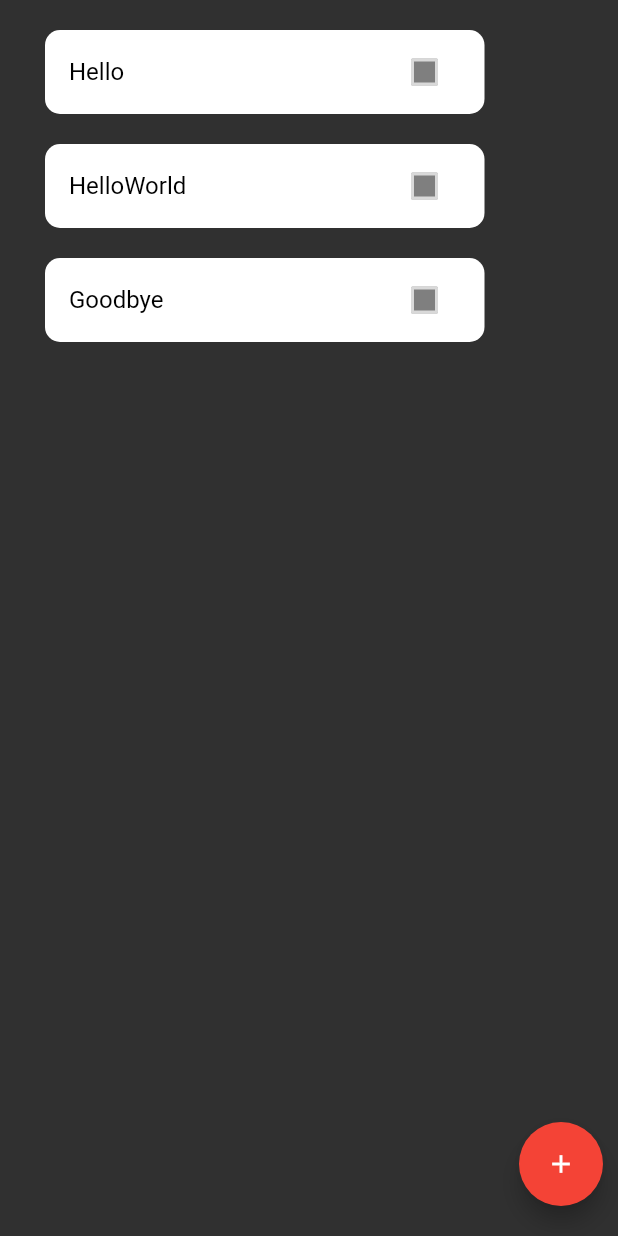
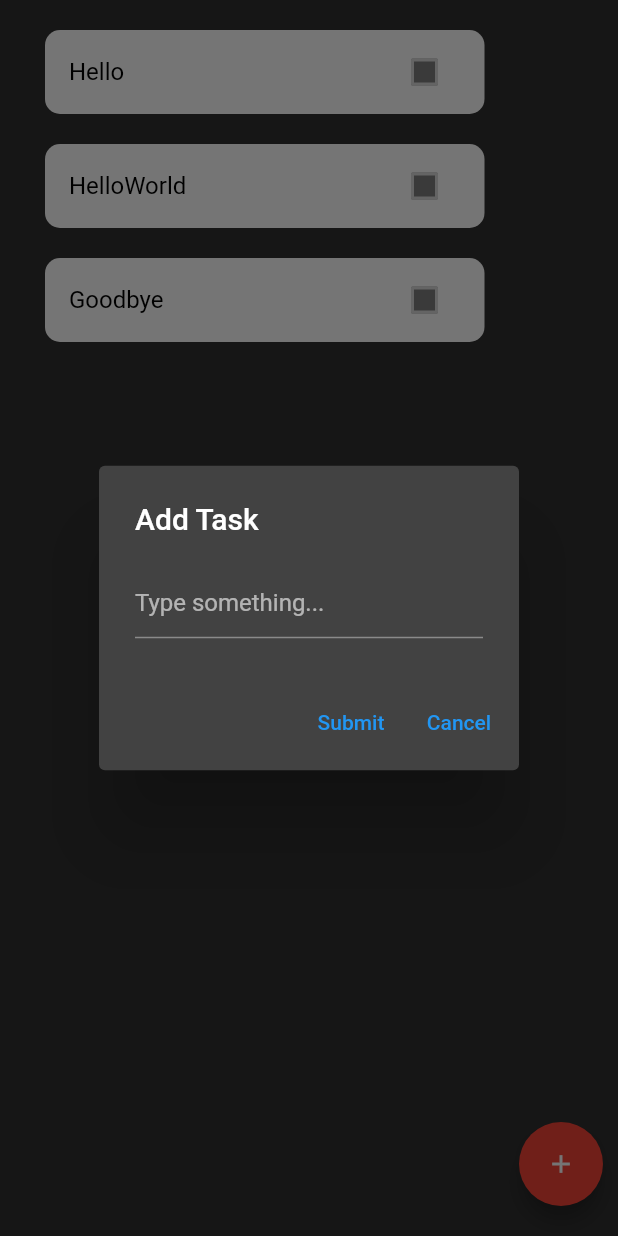
Before and after one commit to DefinatelyNotALizard/DynaManager, a Flutter app: the ToDoPage widget shown alone on an empty page, opened directly, after a tap on the "add" icon, on a phone screen of 412 x 824 dp. Run offline on Flutter 3.47's test engine with Material 2 defaults, Android fonts, the phone set to English and light mode, and no system bars.

Commit message:
ToDo functionality complete
The ToDo list tab now works, more features may be added in the future but this is great for now.

```diff
--- a/lib/globals.dart
+++ b/lib/globals.dart
@@ -12,7 +12,7 @@ double widthMultiplier = 0.90;
 
 //ToDoPage utilities:
 List<String> todoItems = ['Hello', 'HelloWorld', 'Goodbye'];
-List<bool> doneItems = [false, false, false];
+List<bool> areItemsDone = [false, false, false];
 
 //NavRail utilities:
 int selectedIndex = 0;
--- a/lib/to_do_page.dart
+++ b/lib/to_do_page.dart
@@ -1,6 +1,7 @@
 import 'package:flutter/material.dart';
 import 'globals.dart';
-//import 'home_page.dart';
+import 'home_page.dart';
+
 
 
 class ToDoPage extends StatefulWidget {
@@ -11,6 +12,67 @@ class ToDoPage extends StatefulWidget {
 }
 
 class _ToDoPageState extends State<ToDoPage> {
+
+  TextEditingController _textEditingController = TextEditingController();
+
+  void showPopup(BuildContext context) {
+    showDialog<String>(
+      context: context,
+      builder: (BuildContext context) {
+        return AlertDialog(
+          title: Text('Add Task'),
+          content: TextField(
+            controller: _textEditingController,
+            decoration: InputDecoration(
+              hintText: 'Type something...',
+            ),
+          ),
+          actions: [
+            TextButton(
+              onPressed: () {
+                if(todoItems.length < 20){
+                  // Get the text from the text field
+                  String enteredText = _textEditingController.text;
+                  todoItems.add(enteredText);
+                  areItemsDone.add(false);
+                  print(todoItems);
+                  setState(() {});
+                }else{
+                  ScaffoldMessenger.of(context).showSnackBar(
+                    SnackBar(
+                      content: Text('Longer lists available with DynaManager Pro'),
+                      action: SnackBarAction(
+                      label: 'Get Pro',
+                      onPressed: () {
+                        getPro();
+                      }
+                      ),
+                    ),
+                  );
+                }
+                Navigator.pop(context);
+              },
+              child: Text('Submit'),
+            ),
+            TextButton(
+              onPressed: () {
+                // Close the pop-up without returning any text
+                Navigator.of(context).pop();
+              },
+              child: Text('Cancel'),
+            ),
+          ],
+        );
+      },
+    ).then((result) {
+      // Handle the result of the dialog
+      if (result != null) {
+        print('Entered text: $result');
+        print('result');
+      }
+    });
+  }
+
   @override
   Widget build(BuildContext context) {
 
@@ -21,6 +83,9 @@ class _ToDoPageState extends State<ToDoPage> {
             child: ListView.builder(
               itemCount: todoItems.length,
               itemBuilder: (BuildContext context, int index){
+                print(index);
+                print(todoItems[index]);
+                print(areItemsDone[index]);
                 return Padding(
                   padding: EdgeInsets.fromLTRB(30, 20, 3, 0),
                   child: ListTile(
@@ -32,10 +97,10 @@ class _ToDoPageState extends State<ToDoPage> {
                     title: Text(todoItems[index]),
                     textColor: Colors.black,
                     trailing: Checkbox(
-                      value: doneItems[index],
+                      value: areItemsDone[index],
                       onChanged: (bool? newValue){
                         setState(() {
-                          doneItems[index] = newValue ?? false;
+                          areItemsDone[index] = newValue ?? false;
                         });
                       },
                       checkColor: Colors.black,
@@ -59,7 +124,7 @@ class _ToDoPageState extends State<ToDoPage> {
                 backgroundColor: dynamiteRed,
                 child: Icon(Icons.add, size: iconSize, color: Colors.white,),
                 onPressed: () {
-
+                  showPopup(context);
                 },
               ),
               )
```
